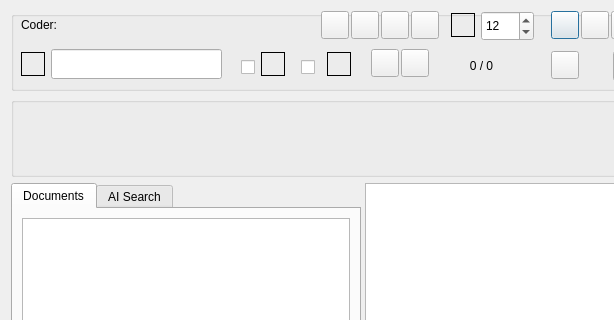
First picture: the form in GUI_UIs/ui_dialog_code_text.ui, repository ccbogel/QualCoder, before the edit; both pictures show x 0 to 614 and y 0 to 320 of the 1054 by 695 pixel window.
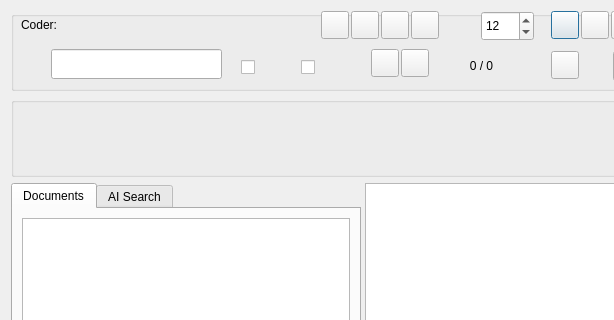
Second picture: the form after the edit.

What changed in the file:
```diff
--- a/GUI_UIs/ui_dialog_code_text.ui
+++ b/GUI_UIs/ui_dialog_code_text.ui
@@ -185,9 +185,6 @@
       <property name="autoFillBackground">
        <bool>false</bool>
       </property>
-      <property name="frameShape">
-       <enum>QFrame::Box</enum>
-      </property>
       <property name="text">
        <string/>
       </property>
@@ -213,9 +210,6 @@
       <property name="autoFillBackground">
        <bool>false</bool>
       </property>
-      <property name="frameShape">
-       <enum>QFrame::Box</enum>
-      </property>
       <property name="text">
        <string/>
       </property>
@@ -337,9 +331,6 @@
       <property name="autoFillBackground">
        <bool>false</bool>
       </property>
-      <property name="frameShape">
-       <enum>QFrame::Box</enum>
-      </property>
       <property name="text">
        <string/>
       </property>
@@ -387,9 +378,6 @@
       <property name="autoFillBackground">
        <bool>false</bool>
       </property>
-      <property name="frameShape">
-       <enum>QFrame::Box</enum>
-      </property>
       <property name="text">
        <string/>
       </property>
```
